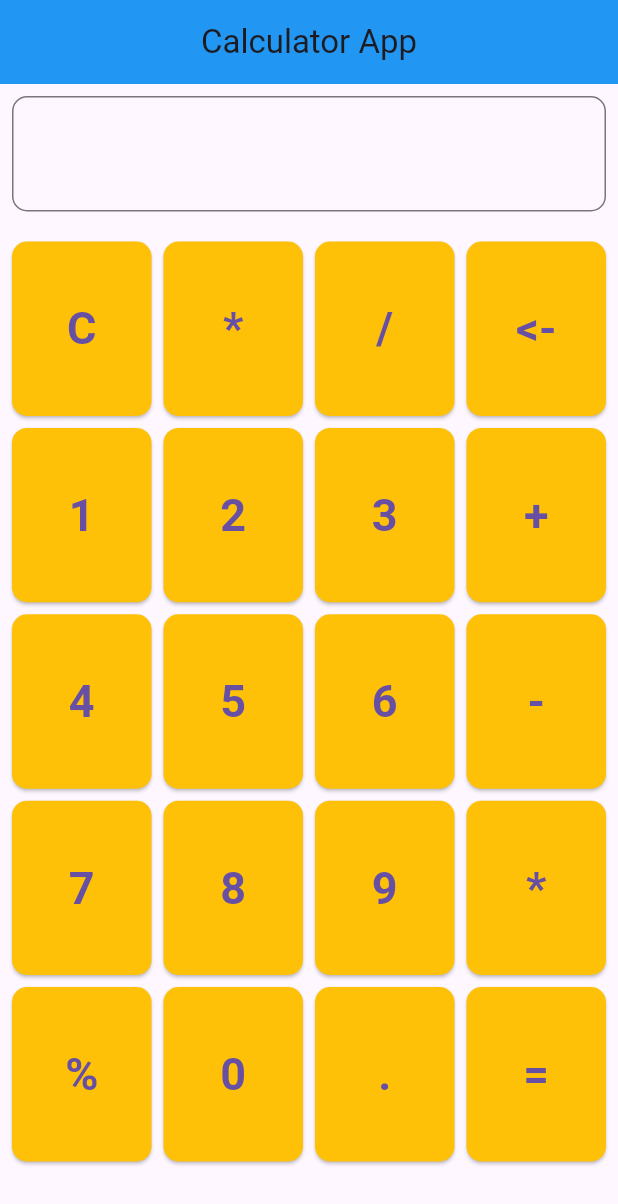
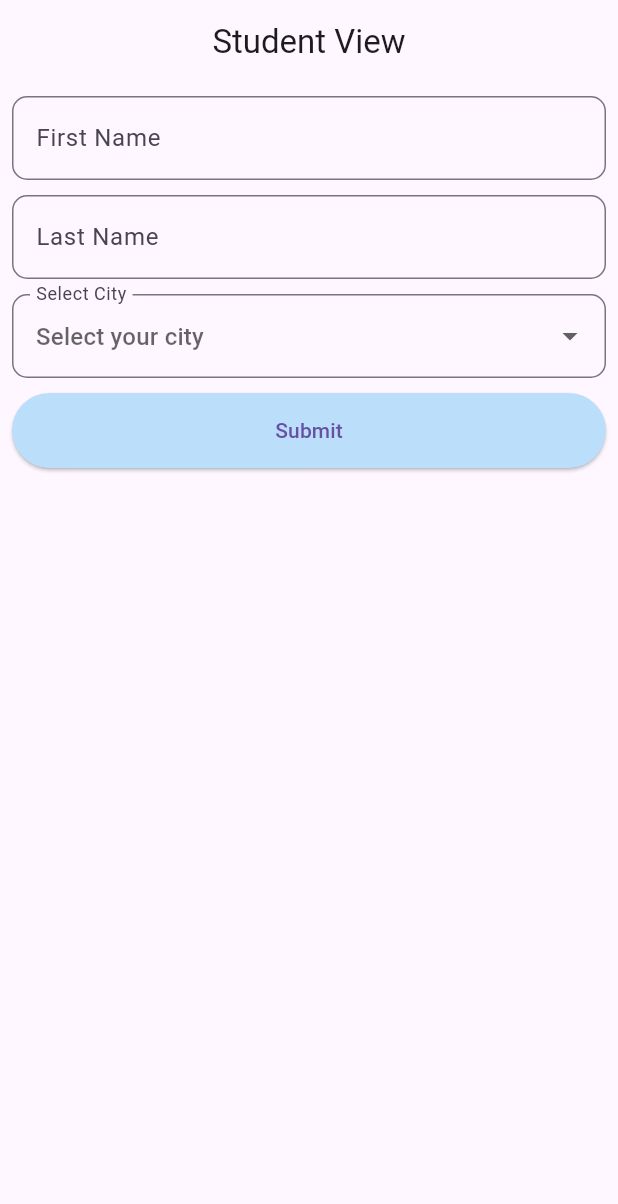
Before and after one commit to kiranrana8973/batch34_b_new, a Flutter app: the screen it shows after launch, on a phone screen of 412 x 824 dp. Shown: the top 1204 px of the screen. Run offline on Flutter 3.47's test engine with Material 3 defaults, Android fonts, the phone set to English and light mode, and no system bars.

Commit message:
Added output view

```diff
--- a/lib/app.dart
+++ b/lib/app.dart
@@ -1,5 +1,5 @@
 // Material app
-import 'package:batch34_b/view/caluclator_view.dart';
+import 'package:batch34_b/view/student_view.dart';
 import 'package:flutter/material.dart';
 
 class App extends StatelessWidget {
@@ -7,9 +7,6 @@ class App extends StatelessWidget {
 
   @override
   Widget build(BuildContext context) {
-    return MaterialApp(
-      debugShowCheckedModeBanner: false,
-      home: CalculatorView(),
-    );
+    return MaterialApp(debugShowCheckedModeBanner: false, home: StudentView());
   }
 }
--- /dev/null
+++ b/lib/model/student.dart
@@ -0,0 +1,7 @@
+class Student {
+  final String fname;
+  final String lname;
+  final String city;
+
+  Student({required this.fname, required this.lname, required this.city});
+}
--- /dev/null
+++ b/lib/view/output_view.dart
@@ -0,0 +1,30 @@
+import 'package:batch34_b/model/student.dart';
+import 'package:flutter/material.dart';
+
+class OutputView extends StatelessWidget {
+  const OutputView({super.key, required this.student});
+
+  final Student student;
+
+  @override
+  Widget build(BuildContext context) {
+    return Scaffold(
+      appBar: AppBar(title: const Text("Student Details")),
+      body: Padding(
+        padding: const EdgeInsets.all(16.0),
+        child: Column(
+          mainAxisAlignment: MainAxisAlignment.center,
+          crossAxisAlignment: CrossAxisAlignment.center,
+          children: [
+            Text(
+              "First Name: ${student.fname}",
+              style: TextStyle(fontSize: 20),
+            ),
+            Text("Last Name: ${student.lname}", style: TextStyle(fontSize: 20)),
+            Text("City: ${student.city}", style: TextStyle(fontSize: 20)),
+          ],
+        ),
+      ),
+    );
+  }
+}
--- /dev/null
+++ b/lib/view/student_view.dart
@@ -0,0 +1,170 @@
+import 'package:batch34_b/model/student.dart';
+import 'package:batch34_b/view/output_view.dart';
+import 'package:flutter/material.dart';
+
+class StudentView extends StatefulWidget {
+  const StudentView({super.key});
+
+  @override
+  State<StudentView> createState() => _StudentViewState();
+}
+
+class _StudentViewState extends State<StudentView> {
+  final lstCity = [
+    DropdownMenuItem(value: "Kathmandu", child: Text("Kathmandu")),
+    DropdownMenuItem(value: "Bhaktapur", child: Text("Bhaktapur")),
+    DropdownMenuItem(value: "Lalitpur", child: Text("Lalitpur")),
+  ];
+
+  final List<Student> lstStudent = [];
+  final fnameController = TextEditingController();
+  final lnameController = TextEditingController();
+
+  String? selectedCity;
+
+  final _formKey = GlobalKey<FormState>();
+
+  @override
+  Widget build(BuildContext context) {
+    return Scaffold(
+      appBar: AppBar(title: const Text("Student View"), centerTitle: true),
+      body: Padding(
+        padding: const EdgeInsets.all(8.0),
+        child: Form(
+          key: _formKey,
+          child: Column(
+            crossAxisAlignment: CrossAxisAlignment.stretch,
+            children: [
+              TextFormField(
+                controller: fnameController,
+                decoration: const InputDecoration(
+                  labelText: "First Name",
+                  hintText: "Enter your first name",
+                  border: OutlineInputBorder(
+                    borderRadius: BorderRadius.all(Radius.circular(10)),
+                    borderSide: BorderSide(color: Colors.blue, width: 2),
+                  ),
+                ),
+                validator: (value) {
+                  if (value == null || value.isEmpty) {
+                    return "Please enter your first name";
+                  }
+                  return null;
+                },
+              ),
+              const SizedBox(height: 10),
+              TextFormField(
+                controller: lnameController,
+                decoration: const InputDecoration(
+                  labelText: "Last Name",
+                  hintText: "Enter your last name",
+                  border: OutlineInputBorder(
+                    borderRadius: BorderRadius.all(Radius.circular(10)),
+                    borderSide: BorderSide(color: Colors.blue, width: 2),
+                  ),
+                ),
+                validator: (value) {
+                  if (value == null || value.isEmpty) {
+                    return "Please enter your last name";
+                  }
+                  return null;
+                },
+              ),
+              const SizedBox(height: 10),
+              DropdownButtonFormField<String>(
+                decoration: const InputDecoration(
+                  labelText: "Select City",
+                  hintText: "Select your city",
+                  border: OutlineInputBorder(
+                    borderRadius: BorderRadius.all(Radius.circular(10)),
+                    borderSide: BorderSide(color: Colors.blue, width: 2),
+                  ),
+                ),
+                value: selectedCity,
+                items: lstCity,
+
+                onChanged: (value) {
+                  setState(() {
+                    selectedCity = value;
+                  });
+                },
+                validator: (value) {
+                  if (value == null) {
+                    return "Please select your city";
+                  }
+                  return null;
+                },
+              ),
+              const SizedBox(height: 10),
+              ElevatedButton(
+                style: ElevatedButton.styleFrom(
+                  backgroundColor: Colors.blue[100],
+                  padding: const EdgeInsets.all(15),
+                ),
+                onPressed: () {
+                  if (_formKey.currentState!.validate()) {
+                    lstStudent.add(
+                      Student(
+                        fname: fnameController.text,
+                        lname: lnameController.text,
+                        city: selectedCity!,
+                      ),
+                    );
+                    // Refresh the form fields
+                    setState(() {});
+                  }
+                },
+                child: const Text("Submit"),
+              ),
+              const SizedBox(height: 10),
+              lstCity.isEmpty
+                  ? const Text("No data found")
+                  : Expanded(
+                    child: ListView.separated(
+                      separatorBuilder:
+                          (context, index) => const Divider(
+                            color: Colors.black,
+                            height: 2,
+                            thickness: 1,
+                          ),
+                      physics: const BouncingScrollPhysics(),
+                      shrinkWrap: true,
+                      padding: const EdgeInsets.all(8),
+                      scrollDirection: Axis.vertical,
+                      itemCount: lstStudent.length,
+                      itemBuilder: (context, index) {
+                        return ListTile(
+                          title: Text(
+                            "${lstStudent[index].fname} ${lstStudent[index].lname}",
+                          ),
+                          subtitle: Text(lstStudent[index].city),
+                          trailing: IconButton(
+                            icon: const Icon(Icons.delete),
+                            onPressed: () {
+                              setState(() {
+                                lstStudent.removeAt(index);
+                              });
+                            },
+                          ),
+
+                          onTap: () {
+                            Navigator.push(
+                              context,
+                              MaterialPageRoute(
+                                builder:
+                                    (context) =>
+                                        OutputView(student: lstStudent[index]),
+                              ),
+                            );
+                          },
+                        );
+                      },
+                    ),
+                  ),
+            ],
+          ),
+        ),
+      ),
+    );
+  }
+}
```
Also changed, not shown: lib/view/caluclator_view.dart (+43 -0 lines).
